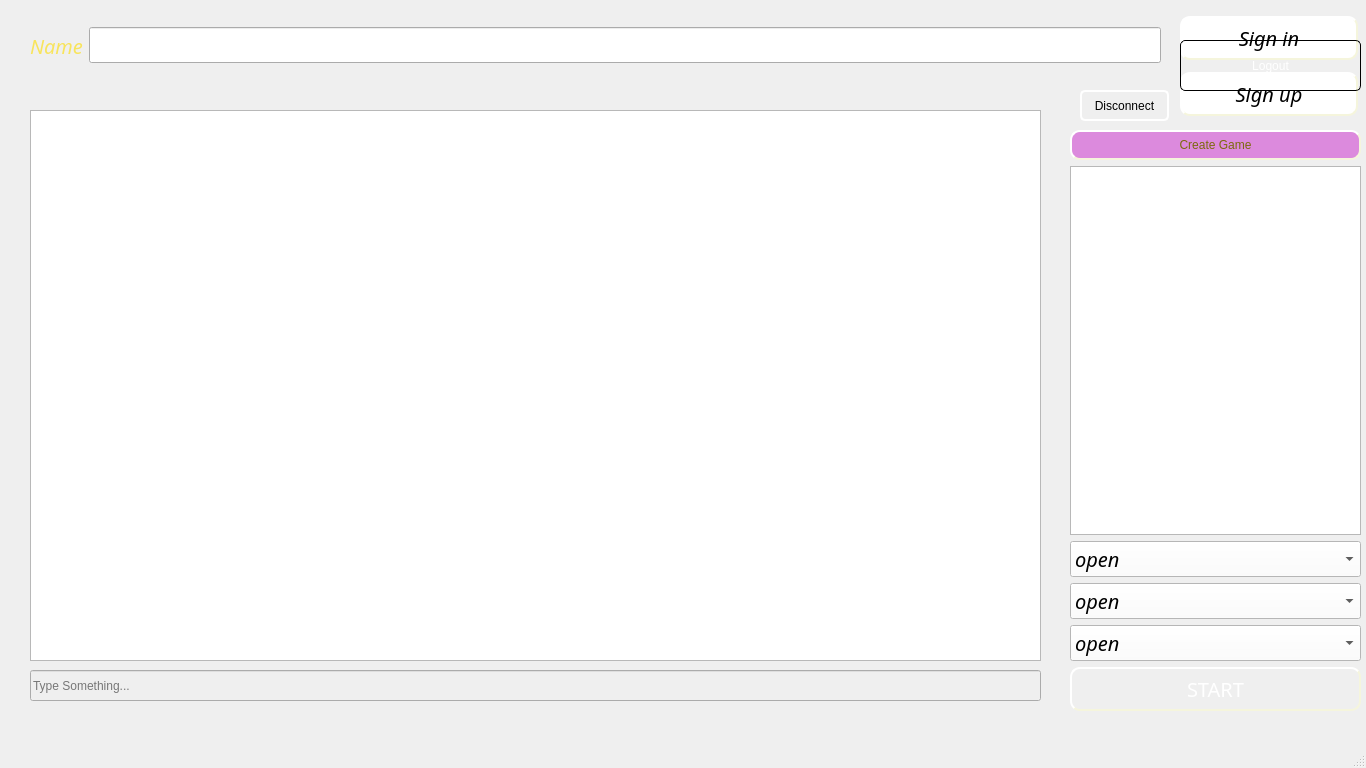
Old version of the form Splendor_client/MainWindow.ui in the repository xadla/Splendor.
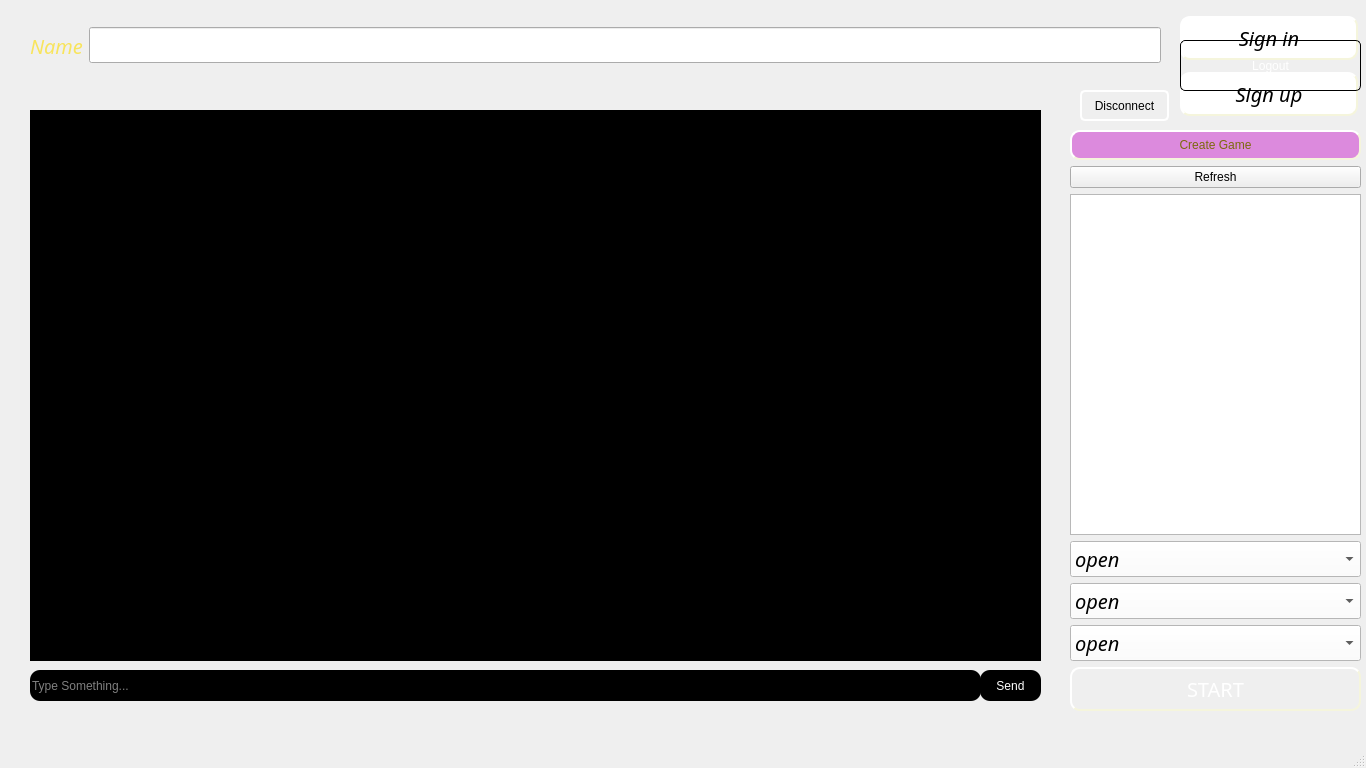
New version of the form. Icons and pictures are not drawn.

Commit message: create host2

```diff
--- a/Splendor_client/MainWindow.ui
+++ b/Splendor_client/MainWindow.ui
@@ -555,19 +555,15 @@
       </widget>
      </item>
      <item>
-      <widget class="QListView" name="historyList">
-       <property name="font">
-        <font>
-         <family>Mandali</family>
-         <pointsize>14</pointsize>
-         <italic>true</italic>
-        </font>
-       </property>
-       <property name="cursor" stdset="0">
-        <cursorShape>ArrowCursor</cursorShape>
+      <widget class="QPushButton" name="pushButton">
+       <property name="text">
+        <string>Refresh</string>
        </property>
       </widget>
      </item>
+     <item>
+      <widget class="QListWidget" name="hosts"/>
+     </item>
      <item>
       <widget class="QComboBox" name="bot_level">
        <property name="palette">
@@ -2313,10 +2309,16 @@
      <rect>
       <x>30</x>
       <y>670</y>
-      <width>1011</width>
+      <width>951</width>
       <height>31</height>
      </rect>
     </property>
+    <property name="styleSheet">
+     <string notr="true">border-radius:10px;
+color: rgb(255, 255, 255);
+background-color: rgb(0, 0, 0);
+border:none;</string>
+    </property>
     <property name="placeholderText">
      <string>Type Something...</string>
     </property>
@@ -2329,6 +2331,33 @@
       <width>1011</width>
       <height>551</height>
      </rect>
+    </property>
+    <property name="styleSheet">
+     <string notr="true">background-color: rgb(0, 0, 0);
+color: rgb(255, 255, 255);</string>
+    </property>
+   </widget>
+   <widget class="QPushButton" name="send_button">
+    <property name="geometry">
+     <rect>
+      <x>980</x>
+      <y>670</y>
+      <width>61</width>
+      <height>31</height>
+     </rect>
+    </property>
+    <property name="cursor">
+     <cursorShape>PointingHandCursor</cursorShape>
+    </property>
+    <property name="styleSheet">
+     <string notr="true">border-radius:10px;
+color: rgb(255, 255, 255);
+background-color: rgb(0, 0, 0);
+border:none;
+</string>
+    </property>
+    <property name="text">
+     <string>Send</string>
     </property>
    </widget>
   </widget>
```
Left out of the diff: 6 changed lines with no effect on the pictures. The commit also changes 22 other files.
